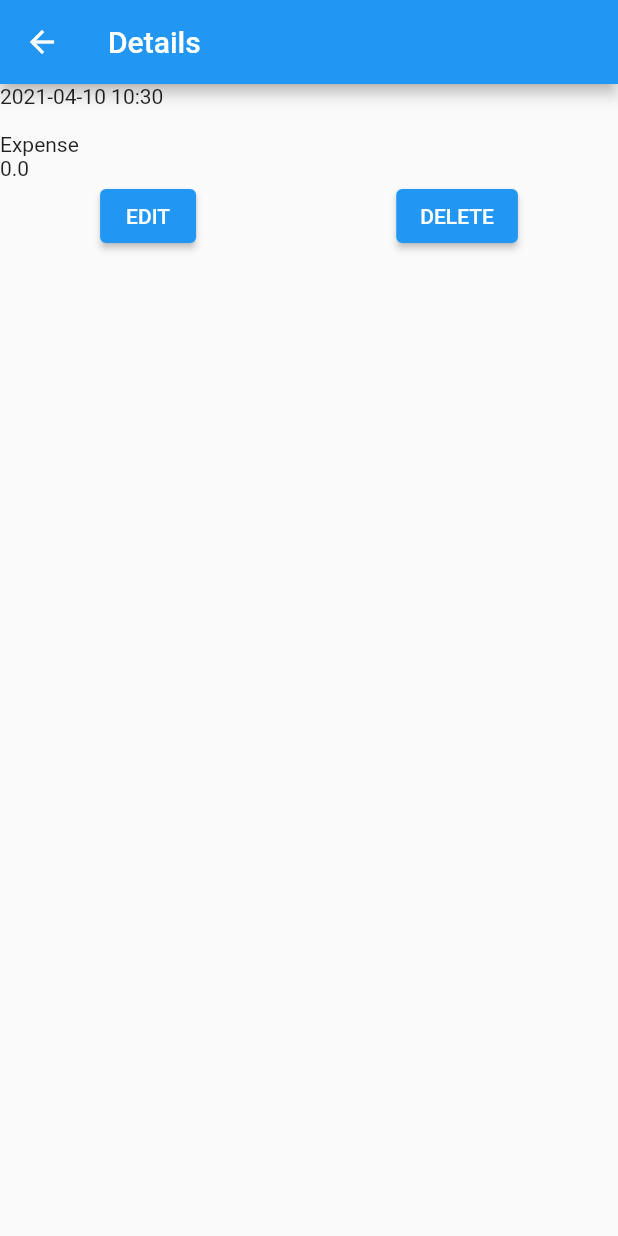
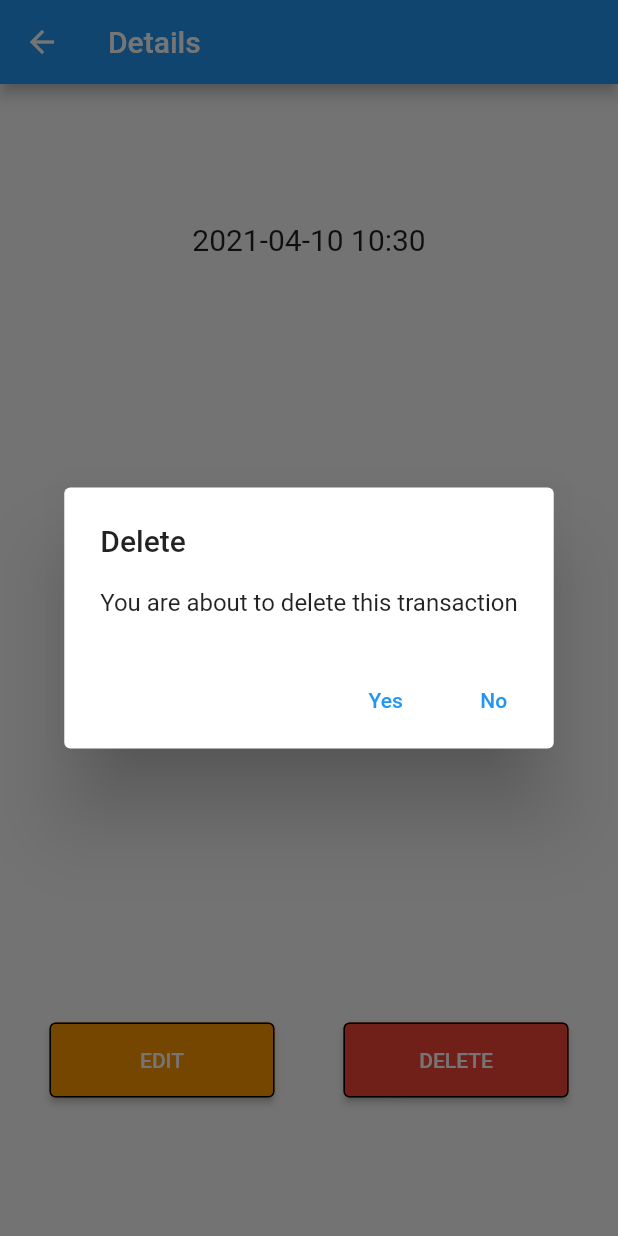
Before and after one commit to KirbyNguyen/budget, a Flutter app: the TransactionDetailPage screen opened directly with empty values, after a tap on "DELETE", on a phone screen of 412 x 824 dp. Run offline on Flutter 3.47's test engine with Material 2 defaults, Android fonts, the phone set to English and light mode, and no system bars; our stand-ins replace cloud_firestore, firebase_auth, firebase_core, flutter_colorpicker; accounts and stored records are empty.

Commit message:
Added a way to delete transaction

```diff
--- a/lib/pages/transaction/TransactionDetailPage.dart
+++ b/lib/pages/transaction/TransactionDetailPage.dart
@@ -1,4 +1,5 @@
 import 'package:budget/models/Transaction.dart';
+import 'package:budget/pages/transaction/NewTransactionPage.dart';
 import 'package:budget/services/AccountDatabaseServices.dart';
 import 'package:budget/services/TransactionDatabaseServices.dart';
 import 'package:flutter/material.dart';
@@ -21,6 +22,13 @@ class _TransactionDetailPageState extends State<TransactionDetailPage> {
   // Account service
   final AccountDatabaseSerivces _accountService = AccountDatabaseSerivces();
 
+  Map<String, Color> categories = {
+    'Groceries': Colors.red,
+    'Gas': Colors.purple,
+    'Work Lunches': Colors.blue,
+    'Take Outs': Colors.yellow,
+  };
+
   void getData() async {
     dynamic result =
         await _transactionService.getTransaction(widget.transactionId);
@@ -31,6 +39,49 @@ class _TransactionDetailPageState extends State<TransactionDetailPage> {
         },
       );
     }
+  }
+
+  Future<bool> _showMyDialog() async {
+    return showDialog<bool>(
+      context: context,
+      barrierDismissible: true, // user must tap button!
+      builder: (BuildContext context) {
+        return AlertDialog(
+          title: Text('Delete'),
+          content: SingleChildScrollView(
+            child: ListBody(
+              children: <Widget>[
+                Text('You are about to delete this transaction'),
+              ],
+            ),
+          ),
+          actions: <Widget>[
+            TextButton(
+              child: Text('Yes'),
+              onPressed: () async {
+                await _accountService.editAccount(
+                  transaction.accountid,
+                  transaction.amount,
+                  transaction.type == 0
+                      ? TransactionType.income
+                      : TransactionType.expense,
+                );
+
+                await _transactionService.deleteTransaction(transaction.id);
+
+                Navigator.pop(context, false);
+              },
+            ),
+            TextButton(
+              child: Text('No'),
+              onPressed: () {
+                Navigator.pop(context, true);
+              },
+            ),
+          ],
+        );
+      },
+    );
   }
 
   @override
@@ -45,28 +96,95 @@ class _TransactionDetailPageState extends State<TransactionDetailPage> {
       appBar: AppBar(
         title: Text("Details"),
       ),
-      body: Container(
+      body: Center(
+        child: Container(
+          padding: EdgeInsets.symmetric(
+            horizontal: 10.0,
+            vertical: 5.0,
+          ),
           child: Column(
-          crossAxisAlignment: CrossAxisAlignment.start,
+            crossAxisAlignment: CrossAxisAlignment.center,
+            mainAxisAlignment: MainAxisAlignment.spaceEvenly,
             children: <Widget>[
-            Text(transaction.date.toString().substring(0, 16)),
-            Text(transaction.category.toString()),
-            Text(transaction.type == 0 ? "Expense" : "Income"),
-            Text(transaction.amount.toString()),
-            Row(
+              Text(
+                transaction.date.toString().substring(0, 16),
+                style: TextStyle(
+                  fontSize: 20.0,
+                ),
+              ),
+              SizedBox(
+                height: 5.0,
+              ),
+              Flexible(
+                flex: 1,
+                child: Column(
+                  children: <Widget>[
+                    Text(
+                      transaction.category,
+                      style: TextStyle(
+                        color: categories[transaction.category],
+                        fontSize: 20.0,
+                      ),
+                    ),
+                    SizedBox(
+                      height: 5.0,
+                    ),
+                    Text(
+                      transaction.type == 0 ? "Expense" : "Income",
+                      style: TextStyle(
+                        color:
+                            transaction.type == 0 ? Colors.red : Colors.green,
+                        fontSize: 20.0,
+                      ),
+                    ),
+                    SizedBox(
+                      height: 5.0,
+                    ),
+                    Text(
+                      transaction.amount.toString(),
+                      style: TextStyle(
+                        color:
+                            transaction.type == 0 ? Colors.red : Colors.green,
+                        fontSize: 20.0,
+                      ),
+                    ),
+                  ],
+                ),
+              ),
+              Flexible(
+                flex: 2,
+                child: Row(
                   mainAxisAlignment: MainAxisAlignment.spaceAround,
                   children: <Widget>[
                     ElevatedButton(
                       onPressed: () {},
                       child: Text("EDIT"),
+                      style: ElevatedButton.styleFrom(
+                        primary: Colors.orange,
+                        side: BorderSide(color: Colors.black, width: 1),
+                        minimumSize: Size(150, 50),
+                      ),
                     ),
                     ElevatedButton(
-                  onPressed: () {},
+                      onPressed: () {
+                        _showMyDialog().then((exit) {
+                          if (!exit) {
+                            Navigator.of(context).pop();
+                          }
+                        });
+                      },
                       child: Text("DELETE"),
+                      style: ElevatedButton.styleFrom(
+                        primary: Colors.red,
+                        side: BorderSide(color: Colors.black, width: 1),
+                        minimumSize: Size(150, 50),
+                      ),
                     ),
                   ],
                 ),
+              ),
             ],
+          ),
         ),
       ),
     );
--- a/lib/services/TransactionDatabaseServices.dart
+++ b/lib/services/TransactionDatabaseServices.dart
@@ -86,4 +86,14 @@ class TransactionDatabaseServices {
       return null;
     }
   }
+
+  // Delete transaction
+  Future<dynamic> deleteTransaction(String id) async {
+    try {
+      await transactionCollection.doc(id).delete();
+    } catch (error) {
+      print(error);
+      return null;
+    }
+  }
 }
```
Lines whose indentation alone changed are shown as unchanged.
